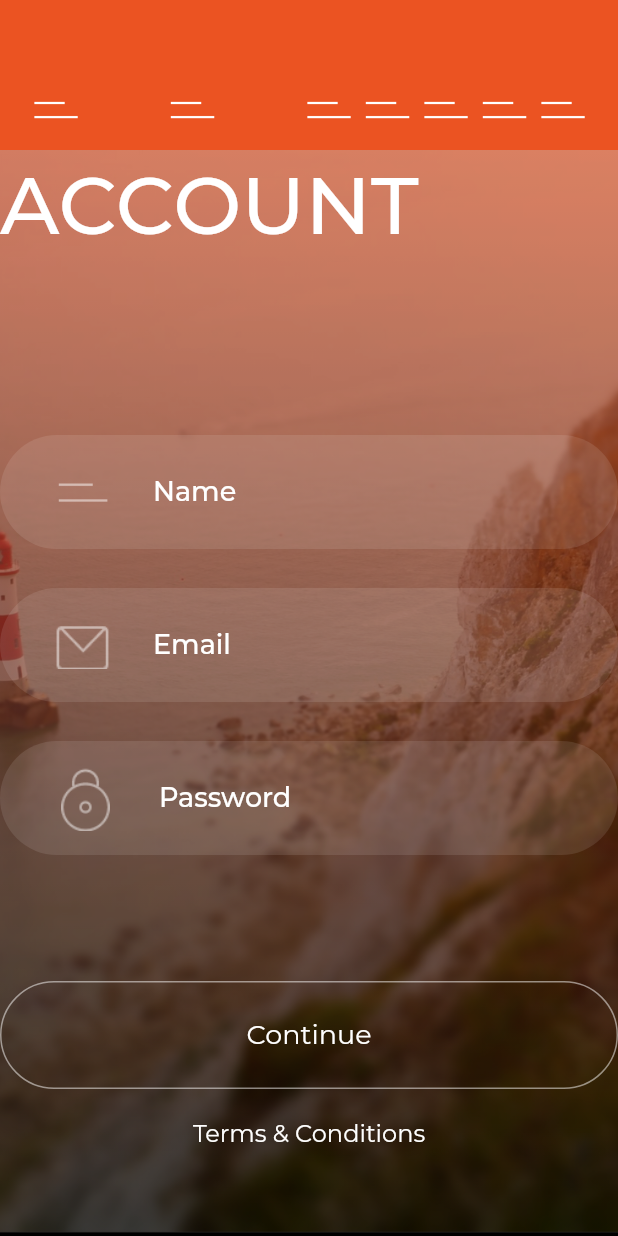
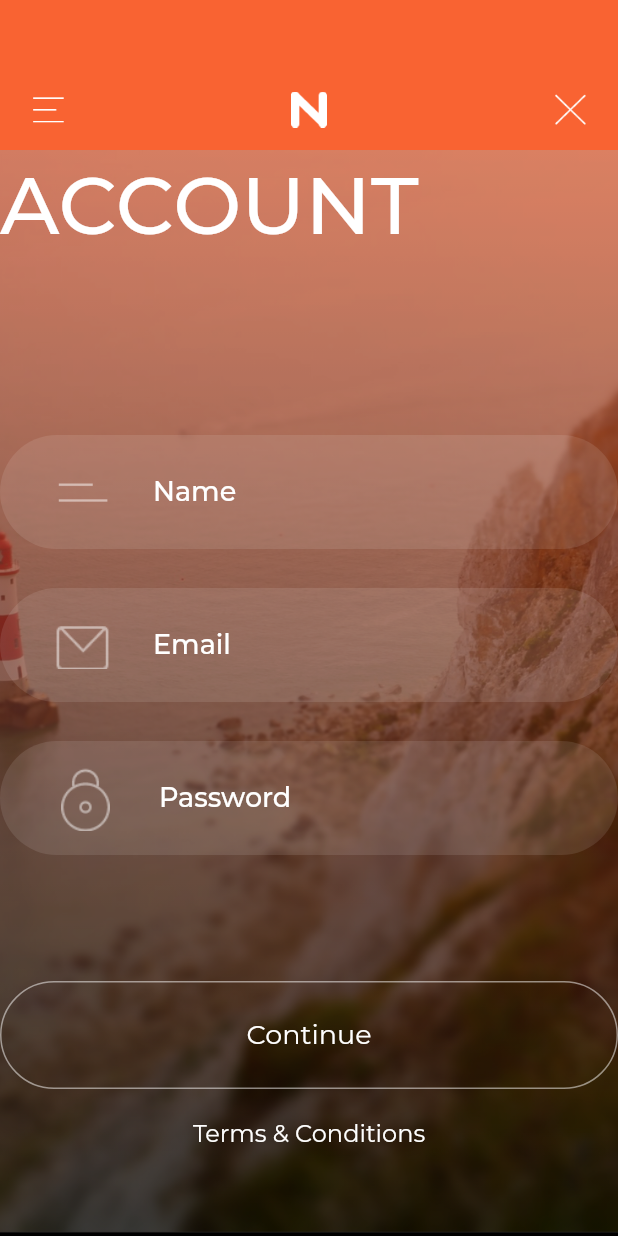
Before and after one commit to DowneyL/now_app, a Flutter app: the RegisterPage screen opened by its route, on a phone screen of 412 x 824 dp. Run offline on Flutter 3.47's test engine with Material 2 defaults, Android fonts, the phone set to English and light mode, and no system bars; statements that could not run were skipped; project files that could hold a hidden picture were left out.

Commit message:
自定义顶部导航栏

```diff
--- a/lib/pages/user/register.dart
+++ b/lib/pages/user/register.dart
@@ -30,15 +30,14 @@ class _RegisterPageState extends State<RegisterPage> {
           ),
           TopBar(
             actions: <Widget>[
-              ImageIcon(AssetImage("assets/images/lines.png")),
-              ImageIcon(AssetImage("assets/images/lines.png")),
-              ImageIcon(AssetImage("assets/images/lines.png")),
-              ImageIcon(AssetImage("assets/images/lines.png")),
-              ImageIcon(AssetImage("assets/images/lines.png")),
-              ImageIcon(AssetImage("assets/images/lines.png")),
-              ImageIcon(AssetImage("assets/images/lines.png")),
+              ImageIcon(AssetImage("assets/images/menu.png")),
+              ImageIcon(AssetImage("assets/images/logo.png")),
+              ImageIcon(AssetImage("assets/images/cancel.png")),
             ],
             isGroup: true,
+            actionsThemeData: IconThemeData(
+              color: Colors.white,
+            ),
           ),
         ],
       ),
--- a/lib/ui/bar.dart
+++ b/lib/ui/bar.dart
@@ -16,12 +16,6 @@ class TopBar extends StatefulWidget {
 class _TopBarState extends State<TopBar> {
   @override
   Widget build(BuildContext context) {
-    IconThemeData actionsThemeData = widget.actionsThemeData ??
-        IconThemeData(
-          color: Colors.white,
-          size: 34.0,
-        );
-
     Widget actions;
 
     if (widget.isGroup == true && widget.actions.length > 3) {
@@ -30,15 +24,27 @@ class _TopBarState extends State<TopBar> {
       widget.actions.removeAt(0);
       widget.actions.removeAt(1);
       var others = widget.actions;
-      actions = Row(
-        mainAxisAlignment: MainAxisAlignment.spaceBetween,
-        crossAxisAlignment: CrossAxisAlignment.end,
+      actions = Stack(
+        fit: StackFit.expand,
         children: <Widget>[
-          leading,
-          title,
-          SpaceRow(
-            space: 5,
-            children: others,
+          Stack(
+            children: [leading],
+            alignment: AlignmentDirectional.bottomStart,
+          ),
+          Stack(
+            children: [title],
+            alignment: AlignmentDirectional.bottomCenter,
+          ),
+          Stack(
+            children: [
+              SpaceRow(
+                mainAxisSize: MainAxisSize.min,
+                crossAxisAlignment: CrossAxisAlignment.end,
+                space: 5,
+                children: others,
+              )
+            ],
+            alignment: AlignmentDirectional.bottomEnd,
           ),
         ],
       );
@@ -50,12 +56,14 @@ class _TopBarState extends State<TopBar> {
       );
     }
 
-    actions = IconTheme.merge(data: actionsThemeData, child: actions);
+    if (widget.actionsThemeData != null) {
+      actions = IconTheme.merge(data: widget.actionsThemeData, child: actions);
+    }
 
     return Container(
-      color: Color.fromRGBO(235, 83, 34, 1),
+      color: Color(0xFFF96332),
       height: 100.0,
-      padding: EdgeInsets.symmetric(horizontal: 20.0, vertical: 10.0),
+      padding: EdgeInsets.symmetric(horizontal: 20.0, vertical: 15.0),
       child: actions,
     );
   }
--- a/lib/ui/base.dart
+++ b/lib/ui/base.dart
@@ -24,9 +24,8 @@ class SpaceRow extends StatelessWidget {
 
   @override
   Widget build(BuildContext context) {
-    var count = children.length;
     List<Widget> spacedChildren = <Widget>[];
-    if (count > 1) {
+    if (children.length > 1) {
       for (var child in children) {
         spacedChildren.add(child);
         spacedChildren.add(SizedBox(width: space));
```
Also changed, not shown: assets/images/logo.jpg (added), assets/images/logo.png (added).
